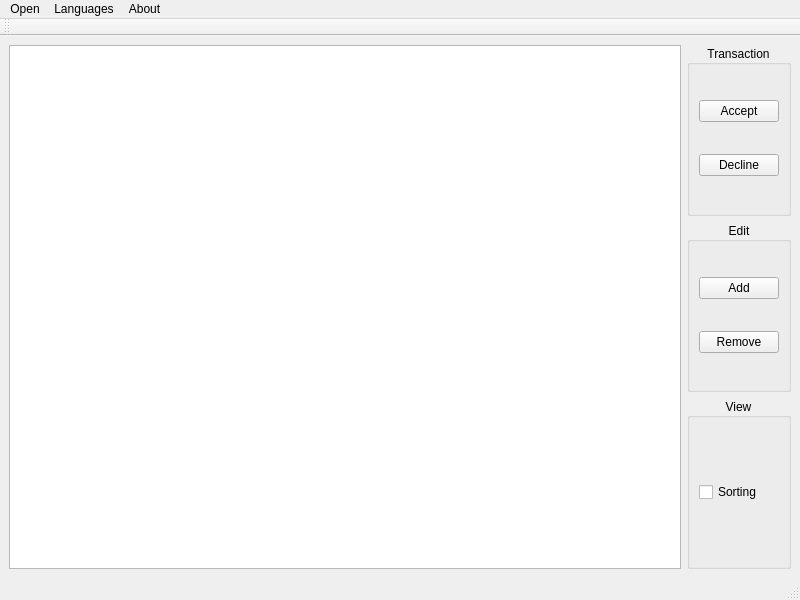
Qt form qt/ui/mainwindow.ui (avi-gecko/postgre-editor) before a commit.
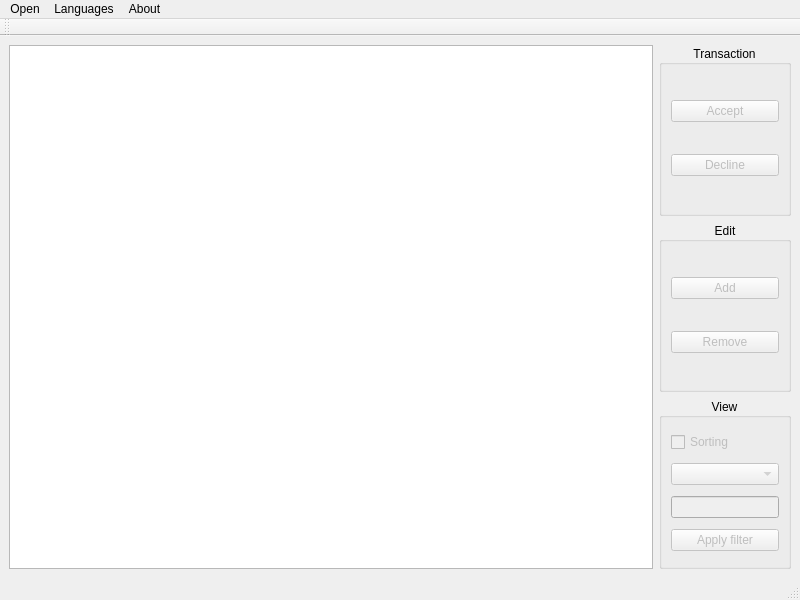
The same form after that commit.

Commit message: Подправлен интерфейс

```diff
--- a/qt/ui/mainwindow.ui
+++ b/qt/ui/mainwindow.ui
@@ -31,6 +31,9 @@
         <layout class="QVBoxLayout" name="verticalLayout">
          <item>
           <widget class="QPushButton" name="acceptButton">
+           <property name="enabled">
+            <bool>false</bool>
+           </property>
            <property name="text">
             <string>Accept</string>
            </property>
@@ -38,6 +41,9 @@
          </item>
          <item>
           <widget class="QPushButton" name="declineButton">
+           <property name="enabled">
+            <bool>false</bool>
+           </property>
            <property name="text">
             <string>Decline</string>
            </property>
@@ -57,6 +63,9 @@
         <layout class="QVBoxLayout" name="verticalLayout_8">
          <item>
           <widget class="QPushButton" name="addButton">
+           <property name="enabled">
+            <bool>false</bool>
+           </property>
            <property name="text">
             <string>Add</string>
            </property>
@@ -64,6 +73,9 @@
          </item>
          <item>
           <widget class="QPushButton" name="removeButton">
+           <property name="enabled">
+            <bool>false</bool>
+           </property>
            <property name="text">
             <string>Remove</string>
            </property>
@@ -83,14 +95,47 @@
         <layout class="QVBoxLayout" name="verticalLayout_12">
          <item>
           <widget class="QCheckBox" name="sortingBox">
+           <property name="enabled">
+            <bool>false</bool>
+           </property>
            <property name="text">
             <string>Sorting</string>
            </property>
            <property name="checkable">
+            <bool>true</bool>
+           </property>
+          </widget>
+         </item>
+         <item>
+          <widget class="QComboBox" name="operatorBox">
+           <property name="enabled">
             <bool>false</bool>
            </property>
           </widget>
          </item>
+         <item>
+          <widget class="QLineEdit" name="filterEdit">
+           <property name="enabled">
+            <bool>false</bool>
+           </property>
+           <property name="sizePolicy">
+            <sizepolicy hsizetype="Minimum" vsizetype="Fixed">
+             <horstretch>0</horstretch>
+             <verstretch>0</verstretch>
+            </sizepolicy>
+           </property>
+          </widget>
+         </item>
+         <item>
+          <widget class="QPushButton" name="filterButton">
+           <property name="enabled">
+            <bool>false</bool>
+           </property>
+           <property name="text">
+            <string>Apply filter</string>
+           </property>
+          </widget>
+         </item>
         </layout>
        </widget>
       </item>
```
The commit also changes 2 other files.
